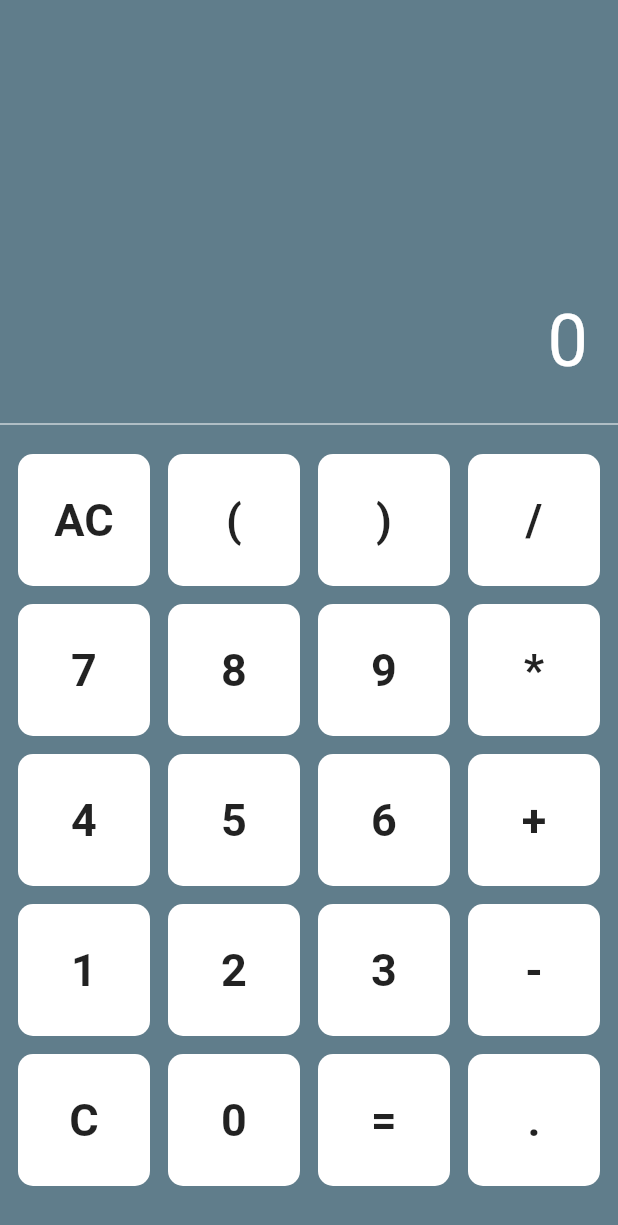
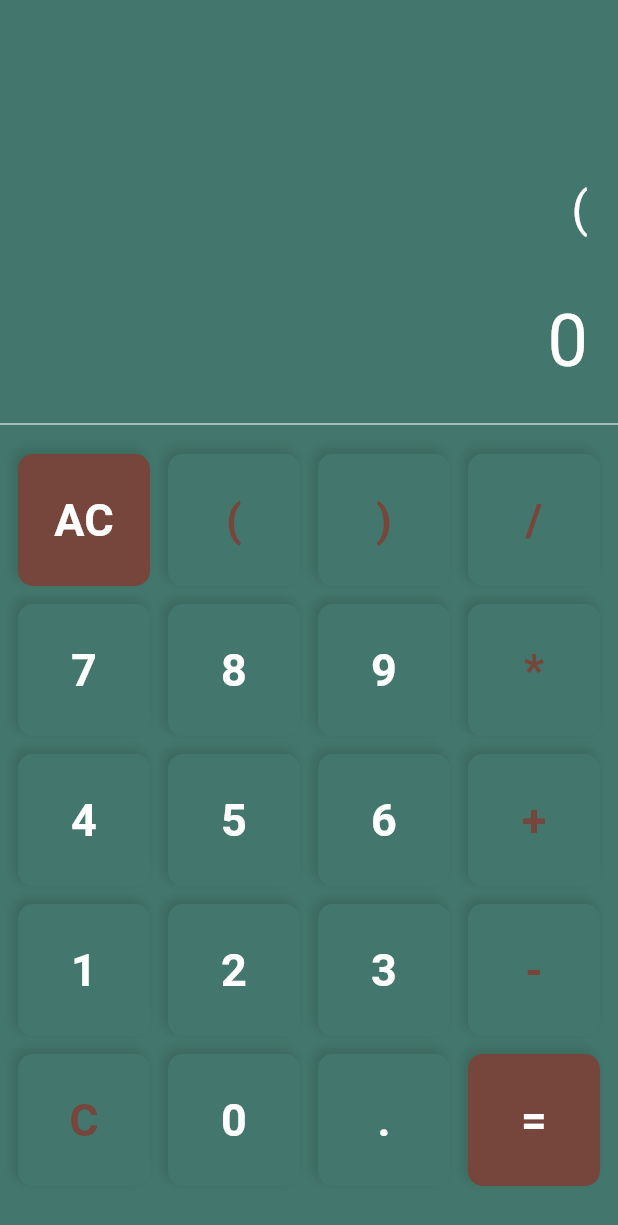
Before and after one commit to PabloGarciaB/CalculadoraFlutter, a Flutter app: the screen it shows after launch, after a tap on an icon or button, on a phone screen of 412 x 824 dp. Shown: the top 1225 px of the screen. Run offline on Flutter 3.47's test engine with Material 2 defaults, Android fonts, the phone set to English and light mode, and no system bars; our stand-ins replace math_expressions.

Commit message:
Calculadora sencilla

```diff
--- a/calculadora/lib/calculadora.dart
+++ b/calculadora/lib/calculadora.dart
@@ -1,13 +1,18 @@
 import 'package:flutter/material.dart';
+import 'package:math_expressions/math_expressions.dart';
 
-class Calculadora extends StatelessWidget {
+class Calculadora extends StatefulWidget {
   const Calculadora({super.key});
 
   @override
+  State<Calculadora> createState() => _CalculadoraState();
+}
+
+class _CalculadoraState extends State<Calculadora> {
+  String userInput = "";
+  String resultado = "0";
+  @override
   Widget build(BuildContext context) {
-    String userInput = "";
-    String resultado = "0";
-
     List<String> btnLista = [
       'AC',
       '(',
@@ -27,18 +32,19 @@ class Calculadora extends StatelessWidget {
       '-',
       'C',
       '0',
+      '.',
       '=',
-      '.',
     ];
+
     return Scaffold(
-      backgroundColor: Colors.blueGrey,
+      backgroundColor: const Color.fromRGBO(67, 118, 108, 100),
       body: Column(
         children: [
           SizedBox(
             height: MediaQuery.of(context).size.height / 3,
             child: Column(mainAxisAlignment: MainAxisAlignment.end, children: [
               Container(
-                padding: EdgeInsets.all(20),
+                padding: const EdgeInsets.all(20),
                 alignment: Alignment.centerRight,
                 child: Text(
                   userInput,
@@ -46,7 +52,7 @@ class Calculadora extends StatelessWidget {
                 ),
               ),
               Container(
-                padding: EdgeInsets.all(20),
+                padding: const EdgeInsets.all(20),
                 alignment: Alignment.centerRight,
                 child: Text(
                   resultado,
@@ -55,20 +61,20 @@ class Calculadora extends StatelessWidget {
               )
             ]),
           ),
-          Divider(
+          const Divider(
             color: Colors.white,
           ),
           Expanded(
             child: Container(
-              padding: EdgeInsets.all(12),
+              padding: const EdgeInsets.all(12),
               child: GridView.builder(
                   itemCount: btnLista.length,
-                  gridDelegate: SliverGridDelegateWithFixedCrossAxisCount(
+                  gridDelegate: const SliverGridDelegateWithFixedCrossAxisCount(
                       crossAxisCount: 4,
                       crossAxisSpacing: 12,
                       mainAxisSpacing: 12),
                   itemBuilder: (BuildContext context, index) {
-                    return CustomButton(btnLista[index]);
+                    return customButton(btnLista[index]);
                   }),
             ),
           ),
@@ -77,28 +83,98 @@ class Calculadora extends StatelessWidget {
     );
   }
 
-  Widget CustomButton(String text) {
+  Widget customButton(String text) {
     return InkWell(
       splashColor: Colors.blueGrey,
-      onTap: () {},
+      onTap: () {
+        setState(() {
+          handleButton(text);
+        });
+      },
       child: Ink(
         decoration: BoxDecoration(
-            color: Colors.white,
+            color: getColorBtn(text),
             borderRadius: BorderRadius.circular(10),
             boxShadow: [
               BoxShadow(
-                  color: Colors.blueGrey,
+                  color: Colors.black.withOpacity(0.1),
                   blurRadius: 4,
                   spreadRadius: 0.5,
-                  offset: Offset(-3, -3))
+                  offset: const Offset(-3, -3))
             ]),
         child: Center(
           child: Text(
             text,
-            style: TextStyle(fontSize: 30, fontWeight: FontWeight.bold),
+            style: TextStyle(
+                color: getColor(text),
+                fontSize: 30,
+                fontWeight: FontWeight.bold),
           ),
         ),
       ),
     );
   }
+
+  Color getColor(String text) {
+    if (text == "/" ||
+        text == "*" ||
+        text == "+" ||
+        text == "-" ||
+        text == "C" ||
+        text == "(" ||
+        text == ")") {
+      return const Color.fromRGBO(118, 69, 59, 1);
+    }
+    return Colors.white;
+  }
+
+  getColorBtn(String text) {
+    if (text == "AC") {
+      return const Color.fromRGBO(118, 69, 59, 1);
+    }
+    if (text == "=") {
+      return const Color.fromRGBO(118, 69, 59, 1);
+    }
+    return const Color.fromRGBO(67, 118, 108, 1);
+  }
+
+  handleButton(String text) {
+    if (text == "AC") {
+      userInput = "";
+      resultado = "0";
+      return;
+    }
+    if (text == "C") {
+      if (userInput.isNotEmpty) {
+        userInput = userInput.substring(0, userInput.length - 1);
+        return;
+      } else {
+        return null;
+      }
+    }
+    if (text == "=") {
+      resultado = calculate();
+      userInput = resultado;
+
+      if (userInput.endsWith(".0")) {
+        userInput = userInput + (text.replaceAll("=", ""));
+      }
+
+      if (resultado.endsWith(".0")) {
+        resultado = resultado.replaceAll(".0", "");
+        return;
+      }
+    }
+    userInput = userInput + text;
+  }
+
+  String calculate() {
+    try {
+      var exp = Parser().parse(userInput);
+      var evalutation = exp.evaluate(EvaluationType.REAL, ContextModel());
+      return evalutation.toString();
+    } catch (e) {
+      return "Error";
+    }
+  }
 }
--- a/calculadora/pubspec.yaml
+++ b/calculadora/pubspec.yaml
@@ -9,6 +9,7 @@ environment:
 dependencies:
   flutter:
     sdk: flutter
+  math_expressions: ^2.4.0
 
 dev_dependencies:
   flutter_test:
```
Also changed, not shown: calculadora/pubspec.lock.
